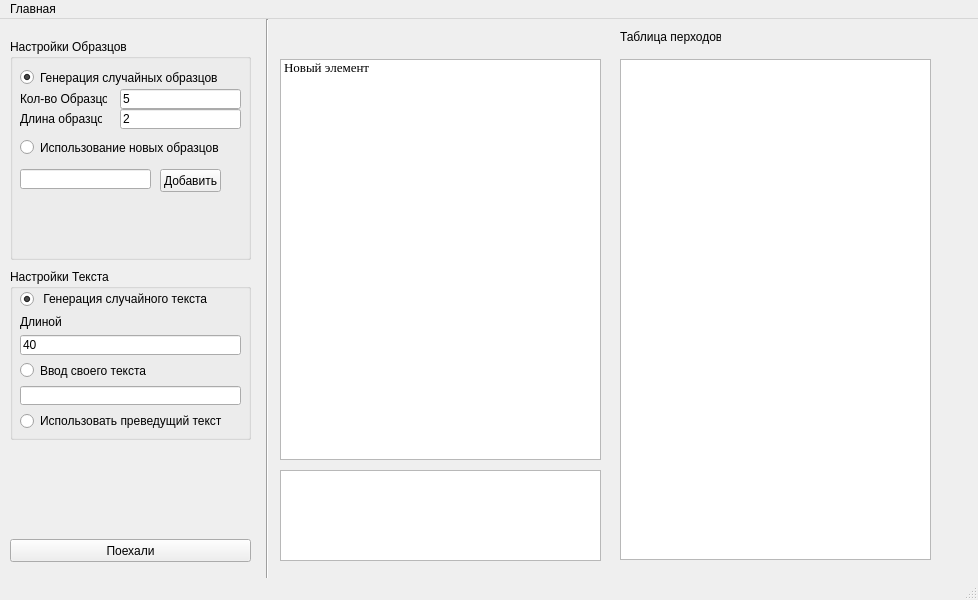
The window that mainwindow.ui (ruslans-s/avtomati_v2) describes before a commit, drawn with Qt 5.
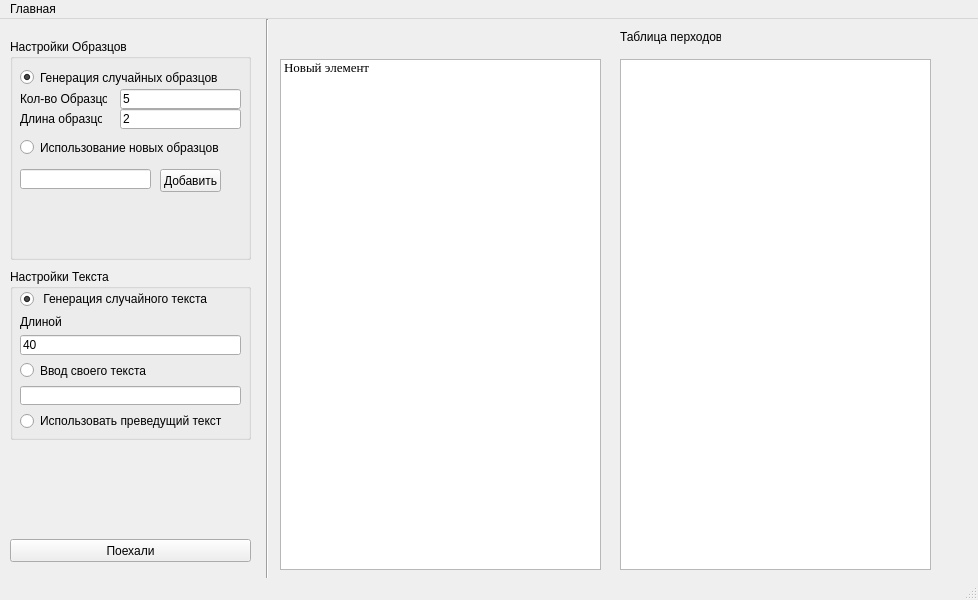
The same window after the commit.

Commit message: ver 0.1 var 6

```diff
--- a/mainwindow.ui
+++ b/mainwindow.ui
@@ -33,7 +33,7 @@
       <x>280</x>
       <y>40</y>
       <width>321</width>
-      <height>401</height>
+      <height>511</height>
      </rect>
     </property>
     <property name="font">
@@ -174,7 +174,7 @@
       <x>620</x>
       <y>40</y>
       <width>311</width>
-      <height>501</height>
+      <height>511</height>
      </rect>
     </property>
     <property name="font">
@@ -285,16 +285,6 @@
      </layout>
     </widget>
    </widget>
-   <widget class="QListWidget" name="text_conclusion">
-    <property name="geometry">
-     <rect>
-      <x>280</x>
-      <y>451</y>
-      <width>321</width>
-      <height>91</height>
-     </rect>
-    </property>
-   </widget>
   </widget>
   <widget class="QMenuBar" name="menubar">
    <property name="geometry">
```
The commit also changes 2 other files.
